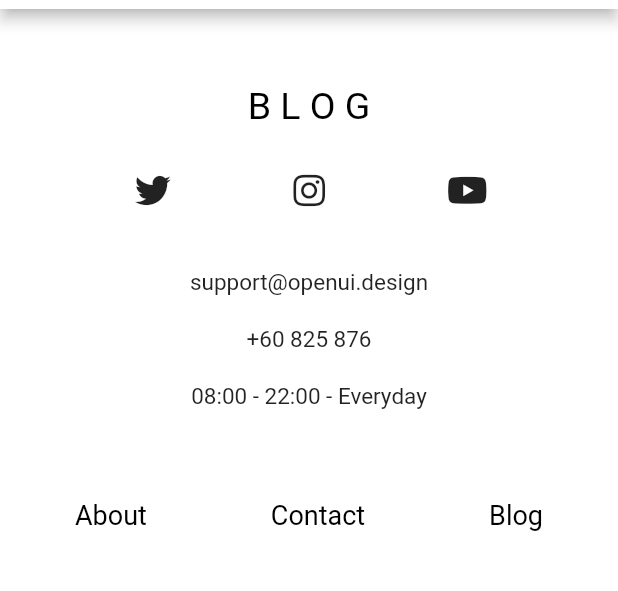
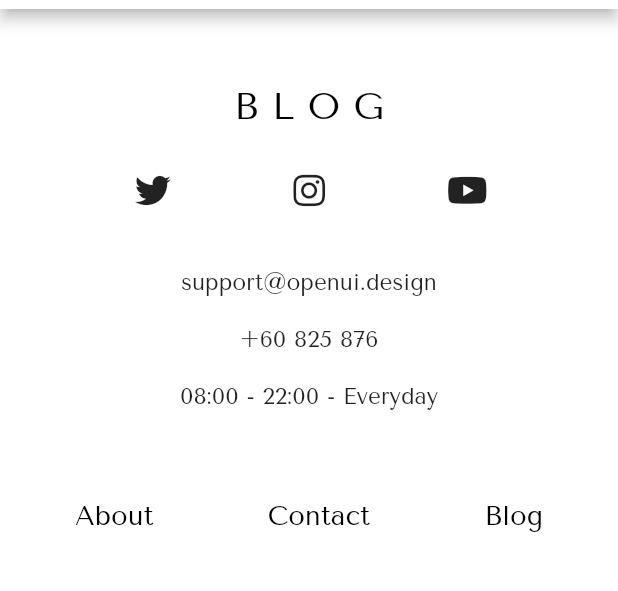
Before and after one commit to ebrarakcaseven/fashion_app, a Flutter app: the Blog screen opened directly, in the side drawer, after a tap on "Blog", on a phone screen of 412 x 824 dp, the part 75-666 px from its top. Run offline on Flutter 3.47's test engine with Material 2 defaults, Android fonts, the phone set to English and light mode, and no system bars; our stand-ins replace carousel_slider, cloud_firestore, firebase_core, font_awesome_flutter; accounts and stored records are empty; network calls fail.

Commit message:
font eklendi

```diff
--- a/lib/main.dart
+++ b/lib/main.dart
@@ -25,6 +25,7 @@ class MyApp extends StatelessWidget {
       title: 'Flutter Demo',
       debugShowCheckedModeBanner: false,
       theme: ThemeData(
+        fontFamily: 'Tenor Sans',
         scaffoldBackgroundColor: Colors.white,
       ),
       home: const Home(),
--- a/lib/navigaton_drawer.dart
+++ b/lib/navigaton_drawer.dart
@@ -7,9 +7,19 @@ class NavigatonDrawerWidget extends StatelessWidget {
   Widget build(BuildContext context) {
     return Drawer(
       child: ListView(children: [
-        const DrawerHeader(
-          decoration: BoxDecoration(color: Colors.transparent),
-          child: Text("LOGO"),
+        DrawerHeader(
+          decoration: const BoxDecoration(color: Colors.transparent),
+          // ignore: avoid_unnecessary_containers
+          child: Container(
+              child: Column(children: [
+            Material(
+              child: Image.asset(
+                "assets/images/logo.png",
+                height: 120,
+                width: 300,
+              ),
+            )
+          ])),
         ),
         ListTile(
           title: const Text('New'),
@@ -36,11 +46,19 @@ class NavigatonDrawerWidget extends StatelessWidget {
           onTap: () {},
         ),
         ListTile(
-          title: const Text('(786) 713-8616'),
+          leading: const Icon(Icons.phone),
+          title: Text(
+            '(786) 713-8616',
+            style: TextStyle(color: Colors.black.withOpacity(0.7)),
+          ),
           onTap: () {},
         ),
         ListTile(
-          title: const Text('Store locator'),
+          leading: const Icon(Icons.location_on),
+          title: Text(
+            'Store locator',
+            style: TextStyle(color: Colors.black.withOpacity(0.7)),
+          ),
           onTap: () {},
         ),
       ]),
```
Also changed, not shown: pubspec.yaml (+4 -4 lines), assets/fonts/TenorSans-Regular.ttf (added), assets/images/kapak_photo.jpg (deleted).
